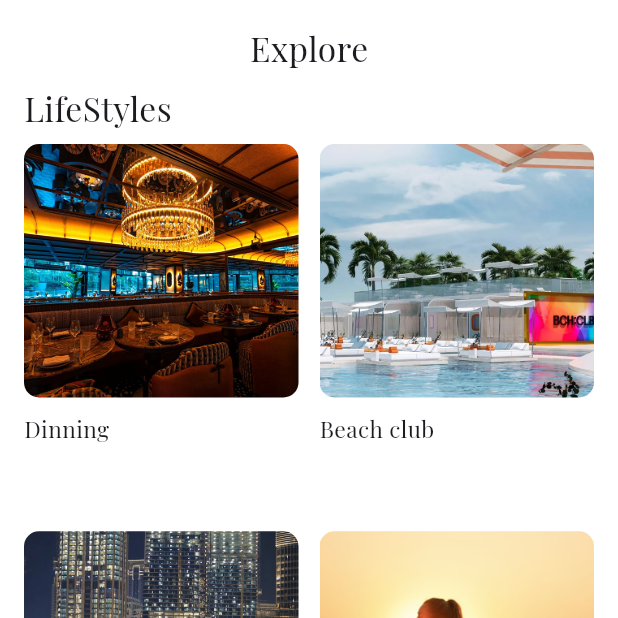
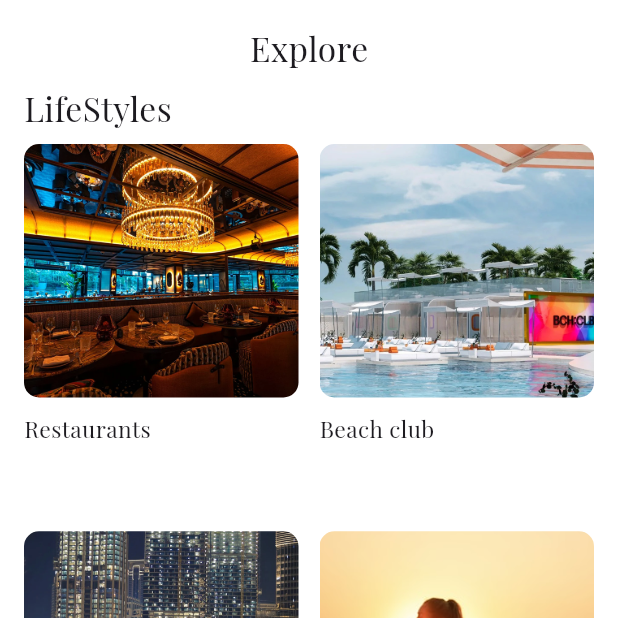
Before and after one commit to MTS-Services/abyansf_asfmanagment_app, a Flutter app: the ExploreScreen screen opened directly, on a phone screen of 412 x 824 dp, the top half of it. Run offline on Flutter 3.47's test engine with Material 3 defaults, Android fonts, the phone set to English and light mode, and no system bars; our stand-ins replace carousel_slider, dropdown_button2, flutter_screenutil, flutter_svg, get, image_picker and 1 more.

```diff
--- a/lib/view/screens/main_screen/explore_screen.dart
+++ b/lib/view/screens/main_screen/explore_screen.dart
@@ -20,7 +20,7 @@ import 'package:get/get.dart';
 class ExploreScreen extends StatelessWidget {
   final lifeStyle = [
     {
-      'title': 'Dinning',
+      'title': 'Restaurants',
       'image': AssetPath.lifeStyle1,
       'screen': DiningScreen(),
     },
--- a/lib/view/screens/splash_creen/splash_screen.dart
+++ b/lib/view/screens/splash_creen/splash_screen.dart
@@ -33,12 +33,12 @@ class SplashScreen extends GetView<SplashController>  {
               children: [
                 Column(
                   children: [
-                    SizedBox(height: 50),
+                    SizedBox(height: 100),
                     const Text(
                       'Elevate Your World.',
                       textAlign: TextAlign.center,
                       style: TextStyle(
-                        color: AppColors.white,
+                        color: AppColors.lightGrey,
                         fontSize: 30,
                         fontFamily: 'PlayfairDisplay',
                         fontWeight: FontWeight.w600,
@@ -51,7 +51,7 @@ class SplashScreen extends GetView<SplashController>  {
                         'Supercars that turn heads. Yachts that rule the seas.',
                         textAlign: TextAlign.center,
                         style: TextStyle(
-                          color: AppColors.lightWhite5,
+                          color: AppColors.lightGrey,
                           fontSize: 16,
                           fontFamily: 'Inter',
                           fontWeight: FontWeight.w400,
```
